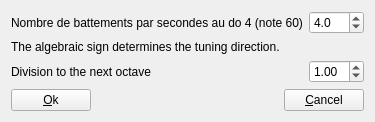
First picture: the form in sources/editor/tools/celeste_tuning/toolcelestetuning_gui.ui, repository davy7125/polyphone, before the edit.
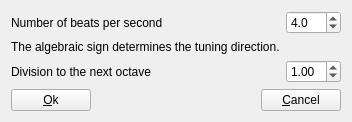
Second picture: the form after the edit.

```diff
--- a/sources/editor/tools/celeste_tuning/toolcelestetuning_gui.ui
+++ b/sources/editor/tools/celeste_tuning/toolcelestetuning_gui.ui
@@ -17,7 +17,7 @@
    <item row="0" column="0" colspan="2">
     <widget class="QLabel" name="label">
      <property name="text">
-      <string notr="true">Nombre de battements par secondes au do 4 (note 60)</string>
+      <string notr="true">Number of beats per second</string>
      </property>
     </widget>
    </item>
```
